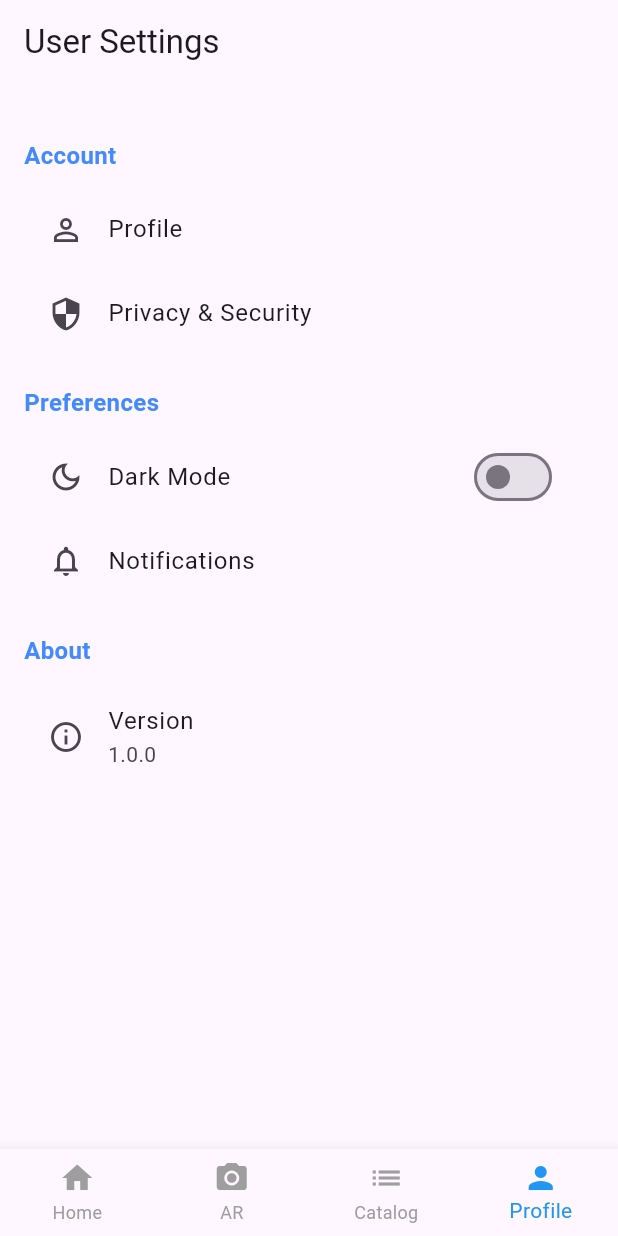
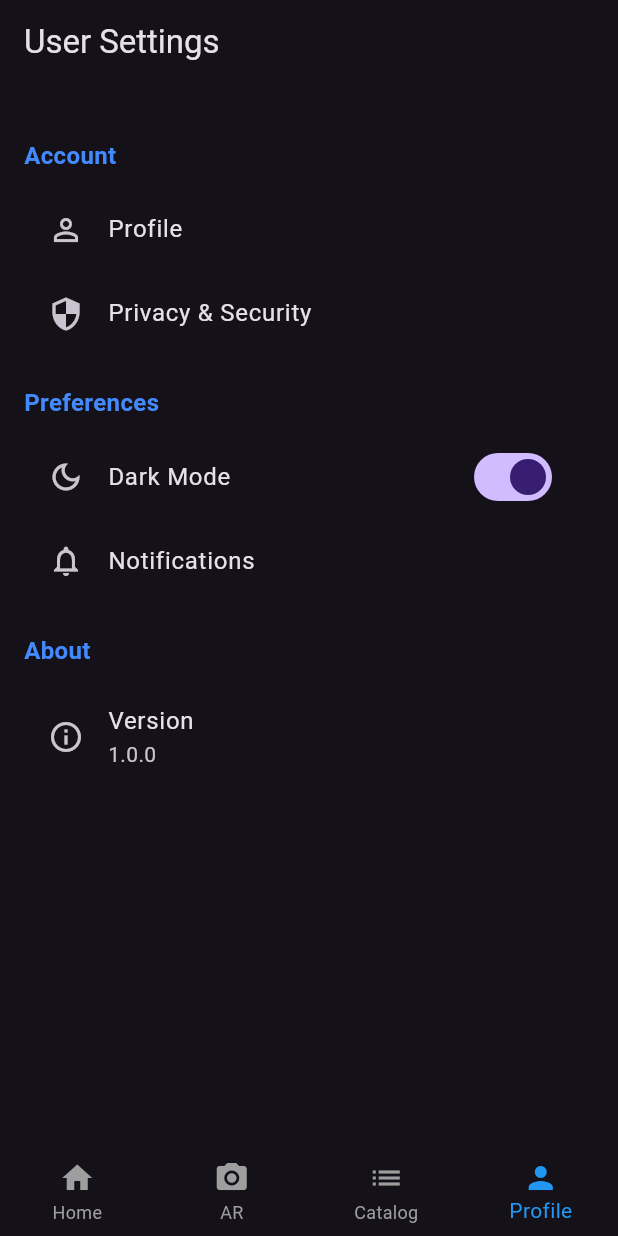
Before and after one commit to ObesePoptarts/interior-design-ar, a Flutter app: the screen it shows after launch, item 4 of the bottom bar chosen, after a tap on "Dark Mode", on a phone screen of 412 x 824 dp. Run offline on Flutter 3.47's test engine with Material 3 defaults, Android fonts, the phone set to English and light mode, and no system bars; our stand-ins replace cloud_firestore, file_picker, firebase_core, firebase_storage; missing offline and left inert: ar_flutter_plugin_plus; accounts and stored records are empty.

Commit message:
Added Firebase Emulation Testing Support. Home Tab and Working Dark Mode switch.

```diff
--- /dev/null
+++ b/apphosting.emulator.yaml
@@ -0,0 +1,5 @@
+env:
+#- variable: ENV_VAR_NAME
+#  value: plaintext value
+#- variable: SECRET_ENV_VAR_NAME
+#  secret: cloud-secret-manager-id
--- /dev/null
+++ b/lib/data/models/theme_provider.dart
@@ -0,0 +1,12 @@
+import 'package:flutter/material.dart';
+
+class ThemeProvider extends ChangeNotifier {
+  ThemeMode _themeMode = ThemeMode.light;
+
+  ThemeMode get themeMode => _themeMode;
+
+  void toggleTheme(bool isOn) {
+    _themeMode = isOn ? ThemeMode.dark : ThemeMode.light;
+    notifyListeners();
+  }
+}
--- a/lib/data/services/ar_service.dart
+++ b/lib/data/services/ar_service.dart
@@ -21,7 +21,7 @@ class MockARService implements ARService {
   Widget buildARView(Function(ARSessionManager, ARObjectManager, ARAnchorManager, ARLocationManager) onCreated) {
     return Container(
       color: Colors.grey[900],
-      child: const Center(child: Text("AR requires a physical mobile device")),
+      child: const Center(child: Text("AR requires a compatible physical mobile device")),
     );
   }
 }
--- a/lib/data/services/database_service.dart
+++ b/lib/data/services/database_service.dart
@@ -6,7 +6,6 @@ import '../models/furniture_model.dart';
 class DatabaseService {
   final FirebaseFirestore _db = FirebaseFirestore.instance;
 
-  // Uploads file to Storage, then saves metadata to Firestore
   Future<void> uploadModel(String name, Uint8List fileBytes, String fileName) async {
     final ref = FirebaseStorage.instance.ref().child('models/${DateTime.now().millisecondsSinceEpoch}_$fileName');
     await ref.putData(fileBytes);
@@ -19,7 +18,6 @@ class DatabaseService {
     });
   }
 
-  // Returns a stream of furniture items for real-time updates
   Stream<List<FurnitureModel>> streamFurniture() {
     return _db.collection('furniture').snapshots().map((snapshot) {
       return snapshot.docs.map((doc) => FurnitureModel.fromMap(doc.data(), doc.id)).toList();
--- a/lib/main.dart
+++ b/lib/main.dart
@@ -1,7 +1,12 @@
 import 'package:flutter/material.dart';
+import 'package:flutter/foundation.dart';
 import 'package:firebase_core/firebase_core.dart';
 import 'firebase_options.dart';
+import 'package:cloud_firestore/cloud_firestore.dart';
+import 'package:firebase_storage/firebase_storage.dart';
+import 'package:provider/provider.dart';
 import 'ui/views/home_screen.dart';
+import 'data/models/theme_provider.dart';
 
 void main() async {
   WidgetsFlutterBinding.ensureInitialized();
@@ -10,14 +15,36 @@ void main() async {
     options: DefaultFirebaseOptions.currentPlatform,
   );
 
-  runApp(const MyApp());
+  if (kDebugMode) {
+    try {
+      FirebaseFirestore.instance.useFirestoreEmulator('localhost', 8080);
+      FirebaseStorage.instance.useStorageEmulator('localhost', 9199);
+      print("Connected to Firebase Emulators");
+    } catch (e) {
+      print("Emulator connection error: $e");
+    }
+  }
+
+
+  runApp(
+    ChangeNotifierProvider(
+      create: (_) => ThemeProvider(),
+      child: const MyApp(),
+    ),
+  );
 }
 
 class MyApp extends StatelessWidget {
   const MyApp({super.key});
+
   @override
   Widget build(BuildContext context) {
+    final themeProvider = Provider.of<ThemeProvider>(context);
+
     return MaterialApp(
+      themeMode: themeProvider.themeMode,
+      theme: ThemeData.light(),
+      darkTheme: ThemeData.dark(),
       home: const HomeScreen(),
     );
   }
--- a/lib/ui/views/ar_screen.dart
+++ b/lib/ui/views/ar_screen.dart
@@ -26,7 +26,6 @@ class _ArScreenState extends State<ArScreen> {
   Widget build(BuildContext context) {
     return Scaffold(
       appBar: AppBar(title: const Text("AR Furniture")),
-      // Use the wrapper here instead of raw ARView to prevent crashes
       body: ARViewWrapper(
         onARViewCreated: onARViewCreated,
       ),
@@ -72,7 +71,6 @@ class _ArScreenState extends State<ArScreen> {
   @override
   void dispose() {
     super.dispose();
-    // Always dispose of the session to prevent memory leaks
     arSessionManager?.dispose();
   }
 }
--- a/lib/ui/views/catalog_tab.dart
+++ b/lib/ui/views/catalog_tab.dart
@@ -27,7 +27,7 @@ class CatalogTab extends StatelessWidget {
                     const SizedBox(height: 10),
                     ElevatedButton(
                       onPressed: () async {
-                        FilePickerResult? result = await FilePicker.pickFiles(type: FileType.any);
+                        FilePickerResult? result = await FilePicker.pickFiles(type: FileType.custom,allowedExtensions: ['glb', 'gltf'], withData: true);
                         if (result != null) {
                           setDialogState(() => pickedFile = result.files.first);
                         }
@@ -40,7 +40,15 @@ class CatalogTab extends StatelessWidget {
             if (!isUploading) ...[
               TextButton(onPressed: () => Navigator.pop(context), child: const Text("Cancel")),
               ElevatedButton(
-                onPressed: pickedFile == null ? null : () async {
+                onPressed: pickedFile == null || isUploading ? null : () async {
+
+                  if (pickedFile!.bytes == null) {
+                    ScaffoldMessenger.of(context).showSnackBar(
+                      const SnackBar(content: Text("Error: File Data is empty. Try a diffent File."))
+                    );
+                    return;
+                  }
+
                   setDialogState(() => isUploading = true);
                   try {
                     await DatabaseService().uploadModel(
--- a/lib/ui/views/home_screen.dart
+++ b/lib/ui/views/home_screen.dart
@@ -14,8 +14,10 @@ class HomeScreen extends StatefulWidget {
 class _HomeScreenState extends State<HomeScreen> {
   int _currentIndex = 0;
 
-  final List<Widget> _pages = [
-    const HomeTab(),
+  List<Widget> get _pages => [
+    HomeTab(
+      onLoginPressed: () => setState(() => _currentIndex = 3),
+    ),
     const ArScreen(),
     CatalogTab(),
     const UserTab(),
--- a/lib/ui/views/home_tab.dart
+++ b/lib/ui/views/home_tab.dart
@@ -1,7 +1,44 @@
 import 'package:flutter/material.dart';
 
 class HomeTab extends StatelessWidget {
-  const HomeTab({super.key});
+  final VoidCallback onLoginPressed;
+
+  const HomeTab({super.key, required this.onLoginPressed});
+
   @override
-  Widget build(BuildContext context) => const Scaffold(body: Center(child: Text("Home Page")));
+  Widget build(BuildContext context) {
+    return Scaffold(
+      body: Center(
+        child: Padding(
+          padding: const EdgeInsets.all(24.0),
+          child: Column(
+            mainAxisAlignment: MainAxisAlignment.center,
+            children: [
+              const Icon(Icons.chair_outlined, size: 100, color: Colors.blueAccent),
+              const SizedBox(height: 20),
+              const Text(
+                "Welcome to DecorAR",
+                style: TextStyle(fontSize: 28, fontWeight: FontWeight.bold),
+              ),
+              const SizedBox(height: 10),
+              const Text(
+                "Visualize beautiful furniture in your room instantly.",
+                textAlign: TextAlign.center,
+                style: TextStyle(fontSize: 16, color: Colors.grey),
+              ),
+              const SizedBox(height: 40),
+              ElevatedButton.icon(
+                icon: const Icon(Icons.login),
+                label: const Text("Sign In to Settings"),
+                style: ElevatedButton.styleFrom(
+                  padding: const EdgeInsets.symmetric(horizontal: 30, vertical: 15),
+                ),
+                onPressed: onLoginPressed,
+              ),
+            ],
+          ),
+        ),
+      ),
+    );
+  }
 }
--- a/lib/ui/views/user_tab.dart
+++ b/lib/ui/views/user_tab.dart
@@ -1,10 +1,14 @@
 import 'package:flutter/material.dart';
+import 'package:provider/provider.dart';
+import '../../data/models/theme_provider.dart';
 
 class UserTab extends StatelessWidget {
   const UserTab({super.key});
 
   @override
   Widget build(BuildContext context) {
+    final themeProvider = Provider.of<ThemeProvider>(context);
+
     return Scaffold(
       appBar: AppBar(title: const Text("User Settings")),
       body: ListView(
@@ -26,8 +30,12 @@ class UserTab extends StatelessWidget {
           SwitchListTile(
             secondary: const Icon(Icons.dark_mode_outlined),
             title: const Text("Dark Mode"),
-            value: false,
-            onChanged: (bool value) {},
+            // Check if current mode is Dark
+            value: themeProvider.themeMode == ThemeMode.dark,
+            onChanged: (bool value) {
+              // Update the theme
+              themeProvider.toggleTheme(value);
+            }
           ),
           ListTile(
             leading: const Icon(Icons.notifications_none),
--- a/lib/ui/widgets/ar_view_wrapper.dart
+++ b/lib/ui/widgets/ar_view_wrapper.dart
@@ -13,14 +13,12 @@ class ARViewWrapper extends StatelessWidget {
 
   @override
   Widget build(BuildContext context) {
-    // If running on web, show a friendly message instead of the ARView
     if (kIsWeb) {
       return const Center(
         child: Text("AR features are only available on physical mobile devices."),
       );
     }
 
-    // Only load the real ARView on mobile
     return ARView(
       onARViewCreated: onARViewCreated,
     );
```
Also changed, not shown: firebase.json, 3 other files.
